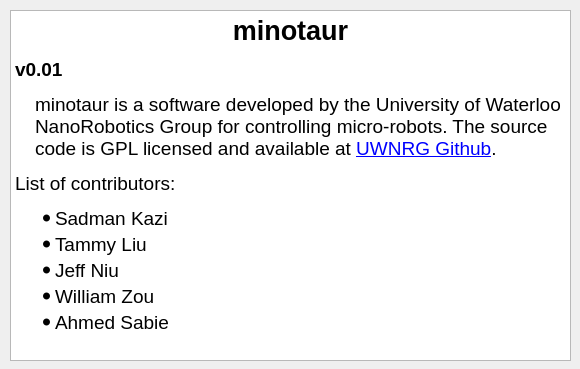
Above: code/gui/actionabout.ui from uwnrg/minotaur-cpp before the change. Below: the same form after it.
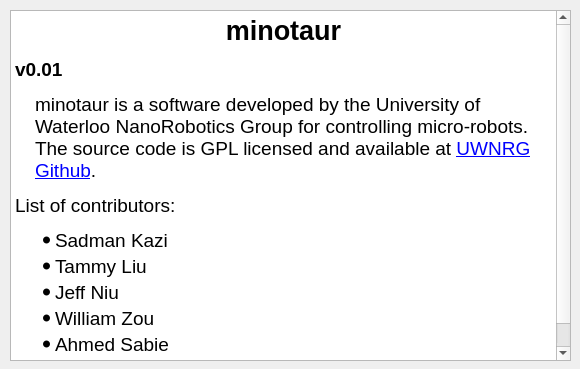
That is the form after the change.

Commit message: Add name to about dialog

The edit to the form file:
```diff
--- a/code/gui/actionabout.ui
+++ b/code/gui/actionabout.ui
@@ -26,16 +26,17 @@
     <string>&lt;!DOCTYPE HTML PUBLIC &quot;-//W3C//DTD HTML 4.0//EN&quot; &quot;http://www.w3.org/TR/REC-html40/strict.dtd&quot;&gt;
 &lt;html&gt;&lt;head&gt;&lt;meta name=&quot;qrichtext&quot; content=&quot;1&quot; /&gt;&lt;style type=&quot;text/css&quot;&gt;
 p, li { white-space: pre-wrap; }
-&lt;/style&gt;&lt;/head&gt;&lt;body style=&quot; font-family:'MS Shell Dlg 2'; font-size:8.25pt; font-weight:400; font-style:normal;&quot;&gt;
-&lt;p align=&quot;center&quot; style=&quot; margin-top:14px; margin-bottom:12px; margin-left:0px; margin-right:0px; -qt-block-indent:0; text-indent:0px;&quot;&gt;&lt;span style=&quot; font-size:20pt; font-weight:600;&quot;&gt;minotaur&lt;/span&gt;&lt;/p&gt;
-&lt;p style=&quot; margin-top:12px; margin-bottom:12px; margin-left:0px; margin-right:0px; -qt-block-indent:0; text-indent:0px;&quot;&gt;&lt;span style=&quot; font-size:14pt; font-weight:600;&quot;&gt;v0.01&lt;/span&gt;&lt;/p&gt;
-&lt;p style=&quot; margin-top:12px; margin-bottom:12px; margin-left:20px; margin-right:0px; -qt-block-indent:0; text-indent:0px;&quot;&gt;&lt;span style=&quot; font-size:14pt;&quot;&gt;minotaur is a software developed by the University of Waterloo NanoRobotics Group for controlling micro-robots. The source code is GPL licensed and available at &lt;/span&gt;&lt;a href=&quot;https://github.com/uwnrg/&quot;&gt;&lt;span style=&quot; font-size:14pt; text-decoration: underline; color:#0000ff;&quot;&gt;UWNRG Github&lt;/span&gt;&lt;/a&gt;&lt;span style=&quot; font-size:14pt;&quot;&gt;.&lt;/span&gt;&lt;/p&gt;
-&lt;p style=&quot; margin-top:12px; margin-bottom:12px; margin-left:0px; margin-right:0px; -qt-block-indent:0; text-indent:0px;&quot;&gt;&lt;span style=&quot; font-size:14pt; color:#000000; background-color:#ffffff;&quot;&gt;List of contributors:&lt;/span&gt;&lt;/p&gt;
-&lt;ul style=&quot;margin-top: 0px; margin-bottom: 0px; margin-left: 0px; margin-right: 0px; -qt-list-indent: 1;&quot;&gt;&lt;li style=&quot; font-size:14pt; color:#000000;&quot; style=&quot; margin-top:0px; margin-bottom:0px; margin-left:0px; margin-right:0px; -qt-block-indent:0; text-indent:0px;&quot;&gt;Sadman Kazi&lt;/li&gt;
-&lt;li style=&quot; font-size:14pt; color:#000000;&quot; style=&quot; margin-top:3px; margin-bottom:0px; margin-left:0px; margin-right:0px; -qt-block-indent:0; text-indent:0px;&quot;&gt;Tammy Liu&lt;/li&gt;
-&lt;li style=&quot; font-size:14pt; color:#000000;&quot; style=&quot; margin-top:3px; margin-bottom:0px; margin-left:0px; margin-right:0px; -qt-block-indent:0; text-indent:0px;&quot;&gt;Jeff Niu&lt;/li&gt;
-&lt;li style=&quot; font-size:14pt; color:#000000;&quot; style=&quot; margin-top:3px; margin-bottom:0px; margin-left:0px; margin-right:0px; -qt-block-indent:0; text-indent:0px;&quot;&gt;William Zou&lt;/li&gt;
-&lt;li style=&quot; font-size:14pt; color:#000000;&quot; style=&quot; margin-top:3px; margin-bottom:0px; margin-left:0px; margin-right:0px; -qt-block-indent:0; text-indent:0px;&quot;&gt;Ahmed Sabie&lt;/li&gt;&lt;/ul&gt;&lt;/body&gt;&lt;/html&gt;</string>
+&lt;/style&gt;&lt;/head&gt;&lt;body style=&quot; font-family:'.SF NS Text'; font-size:13pt; font-weight:400; font-style:normal;&quot;&gt;
+&lt;p align=&quot;center&quot; style=&quot; margin-top:14px; margin-bottom:12px; margin-left:0px; margin-right:0px; -qt-block-indent:0; text-indent:0px;&quot;&gt;&lt;span style=&quot; font-family:'MS Shell Dlg 2'; font-size:20pt; font-weight:600;&quot;&gt;minotaur&lt;/span&gt;&lt;/p&gt;
+&lt;p style=&quot; margin-top:12px; margin-bottom:12px; margin-left:0px; margin-right:0px; -qt-block-indent:0; text-indent:0px;&quot;&gt;&lt;span style=&quot; font-family:'MS Shell Dlg 2'; font-size:14pt; font-weight:600;&quot;&gt;v0.01&lt;/span&gt;&lt;/p&gt;
+&lt;p style=&quot; margin-top:12px; margin-bottom:12px; margin-left:20px; margin-right:0px; -qt-block-indent:0; text-indent:0px;&quot;&gt;&lt;span style=&quot; font-family:'MS Shell Dlg 2'; font-size:14pt;&quot;&gt;minotaur is a software developed by the University of Waterloo NanoRobotics Group for controlling micro-robots. The source code is GPL licensed and available at &lt;/span&gt;&lt;a href=&quot;https://github.com/uwnrg/&quot;&gt;&lt;span style=&quot; font-family:'MS Shell Dlg 2'; font-size:14pt; text-decoration: underline; color:#0000ff;&quot;&gt;UWNRG Github&lt;/span&gt;&lt;/a&gt;&lt;span style=&quot; font-family:'MS Shell Dlg 2'; font-size:14pt;&quot;&gt;.&lt;/span&gt;&lt;/p&gt;
+&lt;p style=&quot; margin-top:12px; margin-bottom:12px; margin-left:0px; margin-right:0px; -qt-block-indent:0; text-indent:0px;&quot;&gt;&lt;span style=&quot; font-family:'MS Shell Dlg 2'; font-size:14pt; color:#000000; background-color:#ffffff;&quot;&gt;List of contributors:&lt;/span&gt;&lt;/p&gt;
+&lt;ul style=&quot;margin-top: 0px; margin-bottom: 0px; margin-left: 0px; margin-right: 0px; -qt-list-indent: 1;&quot;&gt;&lt;li style=&quot; font-family:'MS Shell Dlg 2'; font-size:14pt; color:#000000;&quot; style=&quot; margin-top:0px; margin-bottom:0px; margin-left:0px; margin-right:0px; -qt-block-indent:0; text-indent:0px;&quot;&gt;Sadman Kazi&lt;/li&gt;
+&lt;li style=&quot; font-family:'MS Shell Dlg 2'; font-size:14pt; color:#000000;&quot; style=&quot; margin-top:3px; margin-bottom:0px; margin-left:0px; margin-right:0px; -qt-block-indent:0; text-indent:0px;&quot;&gt;Tammy Liu&lt;/li&gt;
+&lt;li style=&quot; font-family:'MS Shell Dlg 2'; font-size:14pt; color:#000000;&quot; style=&quot; margin-top:3px; margin-bottom:0px; margin-left:0px; margin-right:0px; -qt-block-indent:0; text-indent:0px;&quot;&gt;Jeff Niu&lt;/li&gt;
+&lt;li style=&quot; font-family:'MS Shell Dlg 2'; font-size:14pt; color:#000000;&quot; style=&quot; margin-top:3px; margin-bottom:0px; margin-left:0px; margin-right:0px; -qt-block-indent:0; text-indent:0px;&quot;&gt;William Zou&lt;/li&gt;
+&lt;li style=&quot; font-family:'MS Shell Dlg 2'; font-size:14pt; color:#000000;&quot; style=&quot; margin-top:3px; margin-bottom:0px; margin-left:0px; margin-right:0px; -qt-block-indent:0; text-indent:0px;&quot;&gt;Ahmed Sabie&lt;/li&gt;
+&lt;li style=&quot; font-family:'MS Shell Dlg 2'; font-size:14pt; color:#000000;&quot; style=&quot; margin-top:3px; margin-bottom:0px; margin-left:0px; margin-right:0px; -qt-block-indent:0; text-indent:0px;&quot;&gt;Beini Fang&lt;/li&gt;&lt;/ul&gt;&lt;/body&gt;&lt;/html&gt;</string>
    </property>
   </widget>
  </widget>
```
